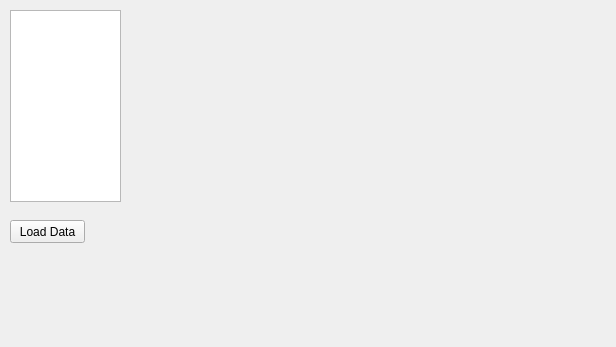
oleksandrmelnychenko/noltapp, file Views/Colleagues/ColleaguesView.ui: the form before one commit.
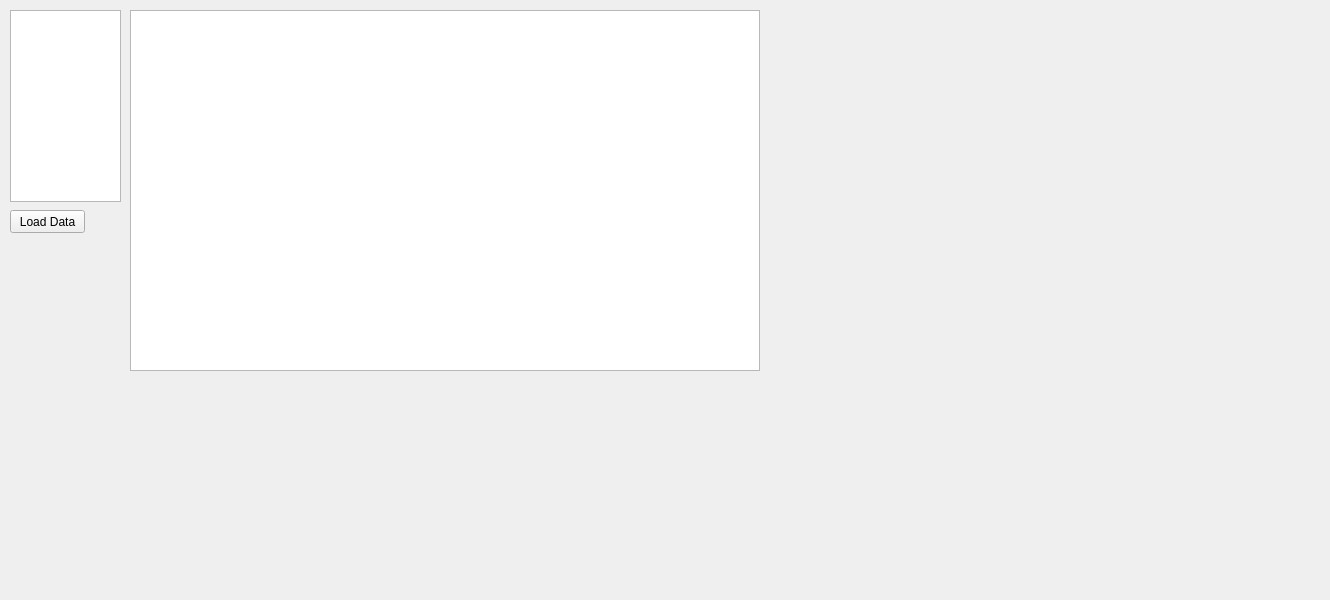
The form after the commit.

Patch:
```diff
--- a/Views/Colleagues/ColleaguesView.ui
+++ b/Views/Colleagues/ColleaguesView.ui
@@ -6,10 +6,22 @@
    <rect>
     <x>0</x>
     <y>0</y>
-    <width>616</width>
-    <height>347</height>
+    <width>1330</width>
+    <height>600</height>
    </rect>
   </property>
+  <property name="minimumSize">
+   <size>
+    <width>1330</width>
+    <height>600</height>
+   </size>
+  </property>
+  <property name="maximumSize">
+   <size>
+    <width>1330</width>
+    <height>600</height>
+   </size>
+  </property>
   <property name="windowTitle">
    <string>Form</string>
   </property>
@@ -17,7 +29,7 @@
    <property name="geometry">
     <rect>
      <x>10</x>
-     <y>220</y>
+     <y>210</y>
      <width>75</width>
      <height>23</height>
     </rect>
@@ -36,6 +48,16 @@
     </rect>
    </property>
   </widget>
+  <widget class="QTableWidget" name="tblWidgetCurrentColleague">
+   <property name="geometry">
+    <rect>
+     <x>130</x>
+     <y>10</y>
+     <width>630</width>
+     <height>361</height>
+    </rect>
+   </property>
+  </widget>
  </widget>
  <resources/>
  <connections/>
```
